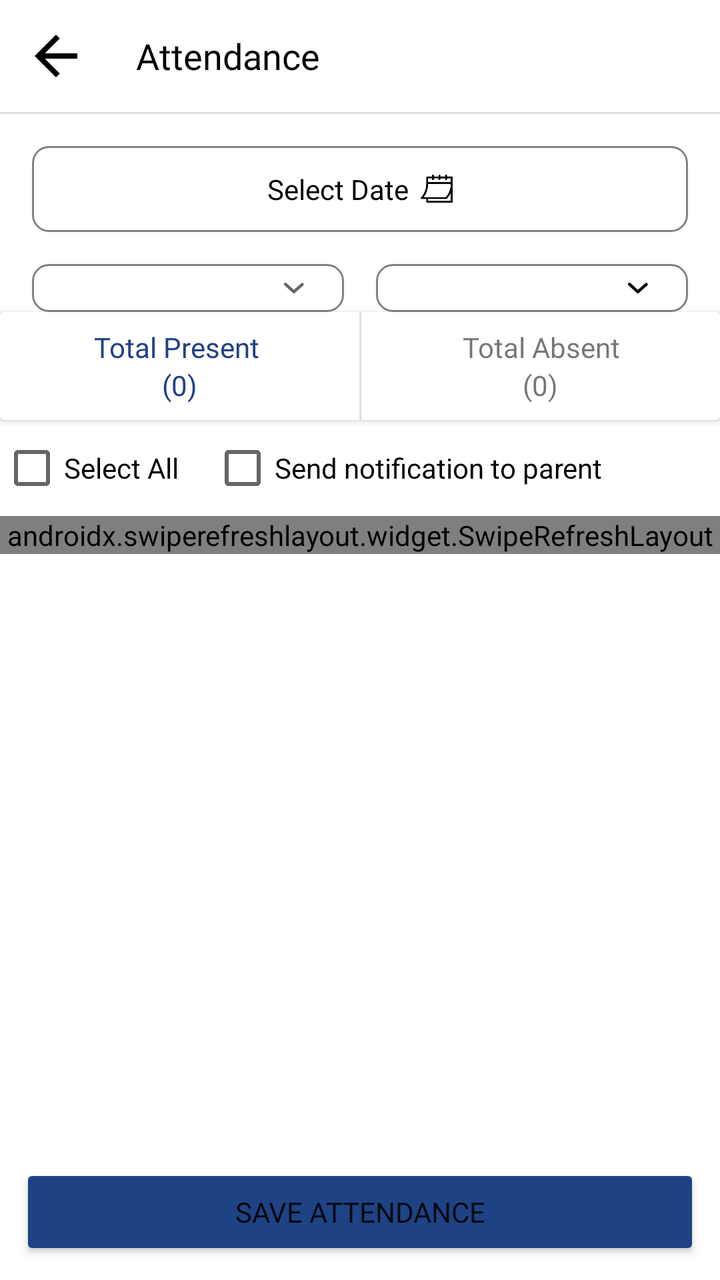
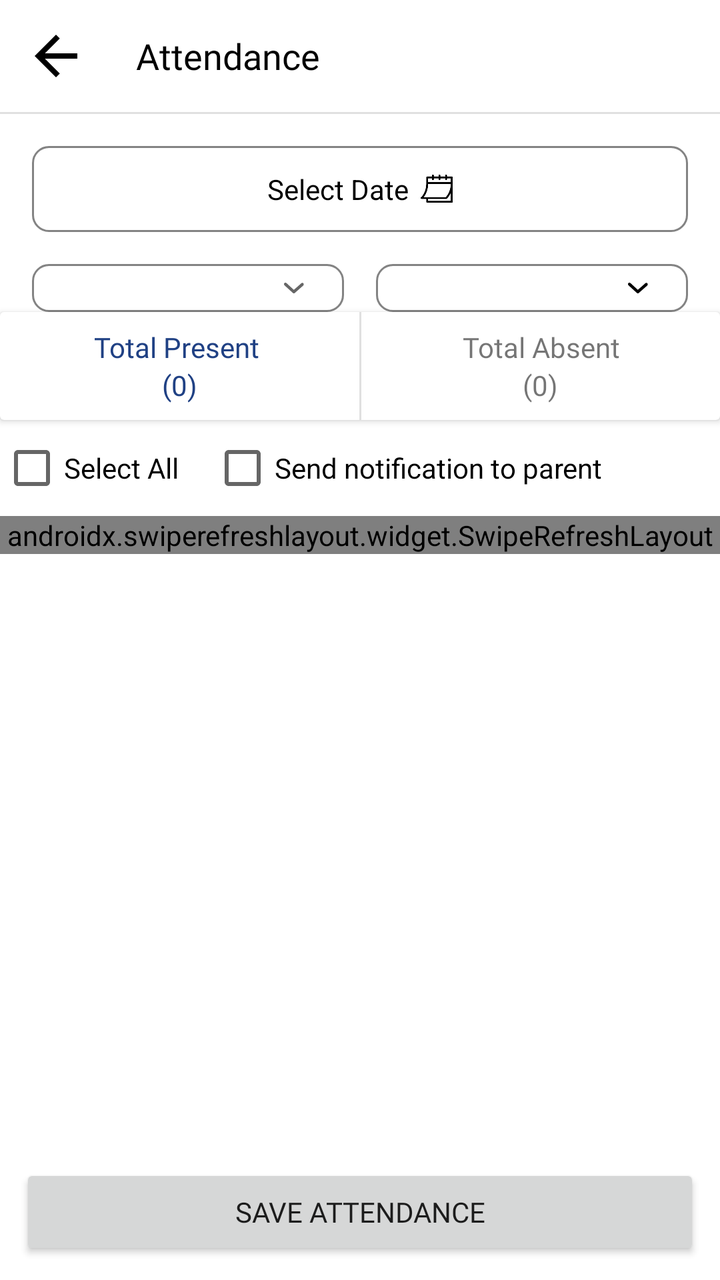

Two renders of the same Android screen: before a commit and after it. Below are the layout's source before the change and the commit's diff.
<!-- AndroidManifest.xml: application theme Theme.School -->
<!-- res/layout/activity_attendance.xml -->
<?xml version="1.0" encoding="utf-8"?>
<androidx.constraintlayout.widget.ConstraintLayout
    xmlns:android="http://schemas.android.com/apk/res/android"
    xmlns:app="http://schemas.android.com/apk/res-auto"
    xmlns:tools="http://schemas.android.com/tools"
    android:layout_width="match_parent"
    android:layout_height="match_parent"
    android:background="@color/white"
    tools:context=".activities.AttendanceActivity">

    <LinearLayout
        android:id="@+id/linearLayout9"
        android:layout_width="0dp"
        android:layout_height="wrap_content"
        android:orientation="horizontal"
        app:layout_constraintTop_toTopOf="parent"
        app:layout_constraintStart_toStartOf="parent"
        app:layout_constraintEnd_toEndOf="parent">

        <ImageView
            android:id="@+id/back_iv"
            android:layout_width="32dp"
            android:layout_height="32dp"
            android:layout_margin="12dp"
            android:clickable="true"
            android:focusable="true"
            android:foreground="?attr/selectableItemBackground"
            android:src="@drawable/back_img" />

        <TextView
            android:layout_width="wrap_content"
            android:layout_height="match_parent"
            android:layout_weight="1"
            android:gravity="center_vertical"
            android:paddingStart="12dp"
            android:text="@string/attendance"
            android:textColor="@color/black"
            android:textSize="18sp"
            android:fontFamily="@font/inter_bold"/>
    </LinearLayout>

    <Button
        android:id="@+id/save_attendance_btn"
        android:layout_width="0dp"
        android:layout_height="wrap_content"
        android:layout_margin="10dp"
        android:text="@string/save_attendance"
        android:textAllCaps="true"
        android:backgroundTint="@color/blue"
        android:fontFamily="@font/inter"
        app:cornerRadius="8dp"
        app:layout_constraintBottom_toBottomOf="parent"
        app:layout_constraintStart_toStartOf="parent"
        app:layout_constraintEnd_toEndOf="parent"/>

    <LinearLayout
        android:layout_width="0dp"
        android:layout_height="0dp"
        android:orientation="vertical"
        app:layout_constraintBottom_toTopOf="@+id/save_attendance_btn"
        app:layout_constraintEnd_toEndOf="parent"
        app:layout_constraintStart_toStartOf="parent"
        app:layout_constraintTop_toBottomOf="@+id/linearLayout9">



            <LinearLayout
                android:layout_width="match_parent"
                android:layout_height="match_parent"
                android:orientation="vertical">

                <LinearLayout
                    android:id="@+id/linearLayout12"
                    android:layout_width="match_parent"
                    android:layout_height="wrap_content"
                    android:orientation="vertical"
                    app:layout_constraintBottom_toBottomOf="parent"
                    app:layout_constraintEnd_toEndOf="parent"
                    app:layout_constraintStart_toStartOf="parent"
                    app:layout_constraintTop_toTopOf="parent">

                    <TextView
                        android:id="@+id/textView48"
                        android:layout_width="match_parent"
                        android:layout_height="wrap_content"
                        android:background="@color/attendance_not_marked"
                        android:padding="12dp"
                        android:text="Attendance is not marked for the day"
                        android:textColor="@color/white"
                        android:visibility="gone" />

                    <View
                        android:layout_width="match_parent"
                        android:layout_height="1dp"
                        android:background="?android:attr/listDivider" />

                    <LinearLayout
                        android:id="@+id/date_lo"
                        android:layout_width="match_parent"
                        android:layout_height="wrap_content"
                        android:layout_margin="16dp"
                        android:background="@drawable/edit_text_bg"
                        android:gravity="center"
                        android:orientation="horizontal"
                        android:padding="12dp">

                        <TextView
                            android:id="@+id/date_txt"
                            android:layout_width="wrap_content"
                            android:layout_height="wrap_content"
                            android:layout_marginEnd="6dp"
                            android:hint="Select Date"
                            android:textColor="@color/black"
                            android:textColorHint="@color/black"
                            android:textSize="14dp" />

                        <ImageView
                            android:layout_width="16dp"
                            android:layout_height="16dp"
                            android:src="@drawable/calender_img"
                            app:tint="@color/black" />

                    </LinearLayout>

                    <LinearLayout
                        android:layout_width="match_parent"
                        android:layout_height="wrap_content"
                        android:orientation="horizontal"
                        android:layout_marginStart="16dp"
                        android:layout_marginEnd="16dp"
                        android:gravity="center">

                        <LinearLayout
                            android:id="@+id/classes_lo"
                            android:layout_width="match_parent"
                            android:layout_height="wrap_content"
                            android:layout_marginEnd="8dp"
                            android:layout_weight="1"
                            android:background="@drawable/edit_text_bg"
                            android:orientation="horizontal">

                            <Spinner
                                android:id="@+id/classes_sp"
                                android:layout_width="wrap_content"
                                android:layout_height="wrap_content"
                                android:layout_weight="1"
                                android:background="@android:color/transparent"
                                android:padding="12dp" />

                            <ImageView
                                android:id="@+id/img_class"
                                android:layout_width="20dp"
                                android:layout_height="20dp"
                                android:layout_alignParentEnd="true"
                                android:layout_centerInParent="true"
                                android:layout_gravity="center"
                                android:layout_marginEnd="15dp"
                                android:gravity="center"
                                android:padding="5dp"
                                android:src="@drawable/down_arrow_img"
                                android:visibility="visible"
                                app:tint="@color/gray1"></ImageView>

                        </LinearLayout>

                        <LinearLayout
                            android:id="@+id/sections_lo"
                            android:layout_width="match_parent"
                            android:layout_height="wrap_content"
                            android:layout_marginStart="8dp"
                            android:layout_weight="1"
                            android:background="@drawable/edit_text_bg"
                            android:orientation="horizontal">

                            <Spinner
                                android:id="@+id/sections_sp"
                                android:layout_width="wrap_content"
                                android:layout_height="wrap_content"
                                android:layout_weight="1"
                                android:background="@android:color/transparent"
                                android:padding="12dp" />

                            <ImageView
                                android:layout_width="20dp"
                                android:layout_height="20dp"
                                android:layout_alignParentEnd="true"
                                android:layout_centerInParent="true"
                                android:layout_gravity="center"
                                android:layout_marginEnd="15dp"
                                android:gravity="center"
                                android:padding="5dp"
                                android:src="@drawable/down_arrow_img"
                                android:visibility="visible"
                                app:tint="@color/black">

                            </ImageView>

                        </LinearLayout>

                    </LinearLayout>

                    <androidx.cardview.widget.CardView
                        android:layout_width="match_parent"
                        android:layout_height="wrap_content"
                        android:layout_marginTop="@dimen/_5sdp"
                        android:elevation="1dp">

                        <LinearLayout
                            android:layout_width="match_parent"
                            android:layout_height="wrap_content"
                            android:orientation="horizontal">

                            <LinearLayout
                                android:id="@+id/pending_lo"
                                android:layout_width="match_parent"
                                android:layout_height="wrap_content"
                                android:layout_weight="1"
                                android:clickable="true"
                                android:focusable="true"
                                android:foreground="?attr/selectableItemBackground"
                                android:gravity="center"
                                android:orientation="vertical"
                                android:padding="8dp">

                                <TextView
                                    android:id="@+id/pending_txt"
                                    android:layout_width="wrap_content"
                                    android:layout_height="wrap_content"
                                    android:fontFamily="@font/inter_semibold"
                                    android:gravity="center"
                                    android:text="Total Present "
                                    android:textColor="@color/blue3" />

                                <TextView
                                    android:id="@+id/present_count_txt"
                                    android:layout_width="wrap_content"
                                    android:layout_height="wrap_content"
                                    android:fontFamily="@font/inter_semibold"
                                    android:gravity="center"
                                    android:text="(0)"
                                    android:textColor="@color/blue3" />
                            </LinearLayout>

                            <View
                                android:id="@+id/divider13"
                                android:layout_width="1dp"
                                android:layout_height="match_parent"
                                android:background="?android:attr/listDivider" />

                            <LinearLayout
                                android:id="@+id/rejected_lo"
                                android:layout_width="match_parent"
                                android:layout_height="wrap_content"
                                android:layout_weight="1"
                                android:clickable="true"
                                android:focusable="true"
                                android:foreground="?attr/selectableItemBackground"
                                android:gravity="center"
                                android:orientation="vertical"
                                android:padding="8dp">

                                <TextView
                                    android:id="@+id/rejected_txt"
                                    android:layout_width="wrap_content"
                                    android:layout_height="wrap_content"
                                    android:fontFamily="@font/inter_semibold"
                                    android:gravity="center"
                                    android:text="Total Absent" />

                                <TextView
                                    android:id="@+id/absent_count_txt"
                                    android:layout_width="wrap_content"
                                    android:layout_height="wrap_content"
                                    android:fontFamily="@font/inter_semibold"
                                    android:gravity="center"
                                    android:text="(0)" />
                            </LinearLayout>

                        </LinearLayout>

                    </androidx.cardview.widget.CardView>

                    <LinearLayout
                        android:layout_width="match_parent"
                        android:layout_height="wrap_content"
                        android:layout_marginTop="@dimen/_10sdp"
                        android:orientation="horizontal">

                        <CheckBox
                            android:id="@+id/checkBoxAll"
                            android:layout_width="wrap_content"
                            android:layout_height="wrap_content"
                            android:layout_marginStart="@dimen/_10sdp"
                            android:text="Select All" />

                        <CheckBox
                            android:id="@+id/parent_notification_cb"
                            android:layout_width="wrap_content"
                            android:layout_height="wrap_content"
                            android:layout_marginStart="16dp"
                            android:text="@string/send_notification_to_parent" />

                    </LinearLayout>

                    <androidx.constraintlayout.widget.ConstraintLayout
                        android:layout_width="match_parent"
                        android:layout_height="match_parent"
                        android:orientation="vertical">

                        <androidx.swiperefreshlayout.widget.SwipeRefreshLayout
                            android:id="@+id/refresh_layout"
                            android:layout_width="match_parent"
                            android:layout_height="wrap_content"
                            app:layout_constraintBottom_toBottomOf="parent"
                            app:layout_constraintEnd_toEndOf="parent"
                            app:layout_constraintStart_toStartOf="parent"
                            app:layout_constraintTop_toTopOf="parent">

                            <androidx.recyclerview.widget.RecyclerView
                                android:id="@+id/student_attendance_rv"
                                android:layout_width="match_parent"
                                android:layout_height="wrap_content"
                                android:visibility="gone" />

                        </androidx.swiperefreshlayout.widget.SwipeRefreshLayout>

                        <TextView
                            android:id="@+id/no_data_txt"
                            android:layout_width="wrap_content"
                            android:layout_height="wrap_content"
                            android:text="@string/no_student_found_please_change_class"
                            android:visibility="gone"
                            android:textSize="18dp"
                            android:textColor="@color/black"
                            android:fontFamily="@font/inter_semibold"
                            app:layout_constraintBottom_toBottomOf="parent"
                            app:layout_constraintEnd_toEndOf="parent"
                            app:layout_constraintStart_toStartOf="parent"
                            app:layout_constraintTop_toTopOf="parent" />
                    </androidx.constraintlayout.widget.ConstraintLayout>



                </LinearLayout>


            </LinearLayout>


    </LinearLayout>



    
    <com.wang.avi.AVLoadingIndicatorView
        android:id="@+id/progress"
        style="@style/AVLoadingIndicatorView"
        android:layout_width="wrap_content"
        android:layout_height="wrap_content"
        android:visibility="gone"
        app:indicatorColor="@color/blue"
        app:indicatorName="LineSpinFadeLoaderIndicator"
        app:layout_constraintTop_toTopOf="parent"
        app:layout_constraintBottom_toBottomOf="parent"
        app:layout_constraintStart_toStartOf="parent"
        app:layout_constraintEnd_toEndOf="parent"/>

</androidx.constraintlayout.widget.ConstraintLayout>
<!-- resources referenced by this layout -->
<resources>
  <color name="attendance_not_marked">#FB8700</color>
  <color name="black">#FF000000</color>
  <color name="blue">#1E4284</color>
  <color name="blue3">#204184</color>
  <color name="gray1">#666666</color>
  <color name="white">#FFFFFFFF</color>
  <!-- drawable back_img: png bitmap (drawable, 413 bytes) -->
  <!-- drawable calender_img: png bitmap (drawable, 2326 bytes) -->
  <!-- drawable down_arrow_img: png bitmap (drawable, 513 bytes) -->
  <!-- drawable edit_text_bg (drawable) -->
  <?xml version="1.0" encoding="utf-8"?>
  <shape xmlns:android="http://schemas.android.com/apk/res/android">
      <corners android:radius="8dp" />
      <solid android:color="@color/white" />
      <stroke android:width="1dp"
          android:color="@color/light_gray1"/>
  </shape>
  <string name="attendance">Attendance</string>
  <string name="no_student_found_please_change_class">No student found. Please change class..!</string>
  <string name="save_attendance">Save Attendance</string>
  <string name="send_notification_to_parent">Send notification to parent</string>
  <style name="Theme.School" parent="Base.Theme.School" />
  <color name="light_gray1">#838383</color>
  <style name="Base.Theme.School" parent="Theme.MaterialComponents.Light.NoActionBar">
          
          
          <item name="colorPrimary">@color/blue</item>
          <item name="colorPrimaryVariant">@color/blue</item>
          <item name="colorOnPrimary">@color/white</item>
          <item name="colorSecondary">@color/light_blue</item>
          <item name="colorSecondaryVariant">@color/teal_700</item>
          <item name="colorOnSecondary">@color/white</item>
          <item name="android:windowLightStatusBar" tools:ignore="NewApi">true</item>
          <item name="android:statusBarColor">@color/white</item>
          <item name="android:windowDisablePreview">true</item>
      </style>
  <color name="light_blue">#1B55F1</color>
  <color name="teal_700">#FF018786</color>
</resources>

<!-- the commit's change to res/layout/activity_attendance.xml (unified diff, before → after) -->
@@ -46,7 +46,6 @@
         android:layout_margin="10dp"
         android:text="@string/save_attendance"
         android:textAllCaps="true"
-        android:backgroundTint="@color/blue"
         android:fontFamily="@font/inter"
         app:cornerRadius="8dp"
         app:layout_constraintBottom_toBottomOf="parent"
